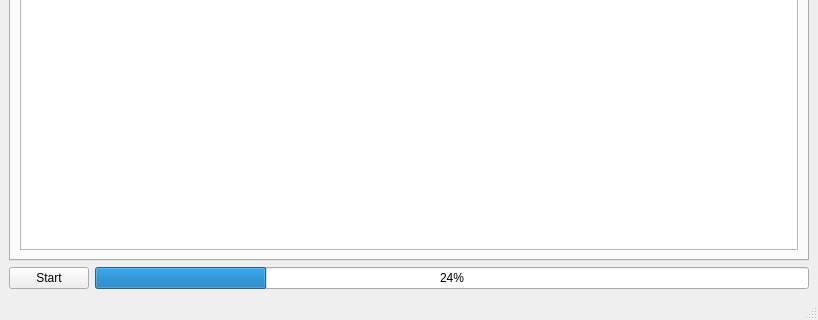
czertyaka/gaussian_dispersal, file mainwindow.ui: the form before one commit; both pictures show x 0 to 818 and y 287 to 607 of the 818 by 607 pixel window.
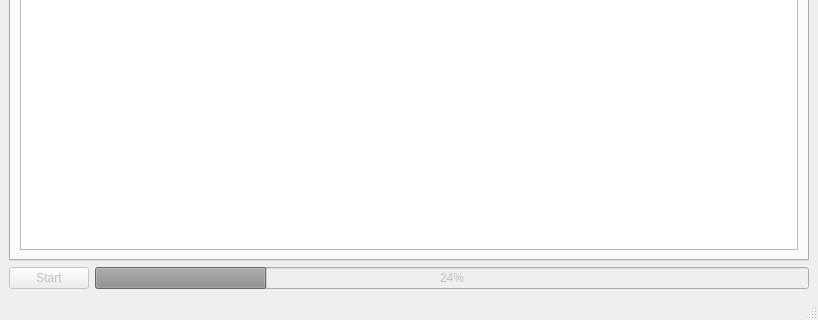
The form after the commit.

Commit message: GUI: start button and status bar disabled by default

```diff
--- a/mainwindow.ui
+++ b/mainwindow.ui
@@ -772,6 +772,9 @@
      <layout class="QHBoxLayout" name="horizontalLayout_4">
       <item>
        <widget class="QPushButton" name="pushButton_6">
+        <property name="enabled">
+         <bool>false</bool>
+        </property>
         <property name="text">
          <string>Start</string>
         </property>
@@ -779,6 +782,9 @@
       </item>
       <item>
        <widget class="QProgressBar" name="progressBar">
+        <property name="enabled">
+         <bool>false</bool>
+        </property>
         <property name="value">
          <number>24</number>
         </property>
```
Left out of the diff: 2 changed lines with no effect on the pictures.
